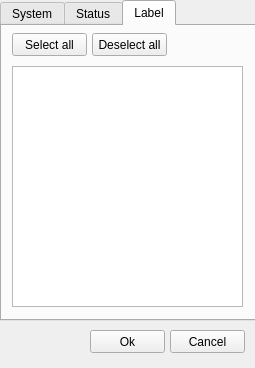
Before: the Qt Designer form views/filter_dialog.ui in pablosuau/pyBacklogger, drawn with Qt 5.
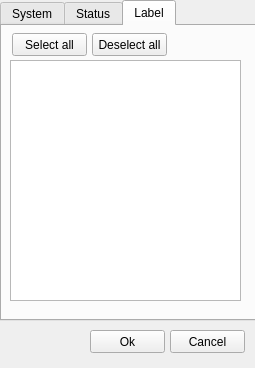
After: the same form once the commit is applied. The open tabs and pages were chosen to show the change.

Commit message: Replacing QListWidgets by QListViews

```diff
--- a/views/filter_dialog.ui
+++ b/views/filter_dialog.ui
@@ -152,16 +152,6 @@
       <string>Select all</string>
      </property>
     </widget>
-    <widget class="QListWidget" name="listLabel">
-     <property name="geometry">
-      <rect>
-       <x>10</x>
-       <y>40</y>
-       <width>231</width>
-       <height>241</height>
-      </rect>
-     </property>
-    </widget>
    </widget>
   </widget>
   <widget class="QPushButton" name="pushButtonCancel">
@@ -190,6 +180,16 @@
     <string>Ok</string>
    </property>
   </widget>
+  <widget class="QListView" name="listLabel">
+   <property name="geometry">
+    <rect>
+     <x>10</x>
+     <y>60</y>
+     <width>231</width>
+     <height>241</height>
+    </rect>
+   </property>
+  </widget>
  </widget>
  <resources/>
  <connections/>
```
Left out of the diff: 22 changed lines with no effect on the pictures. The commit also changes 1 other file.
